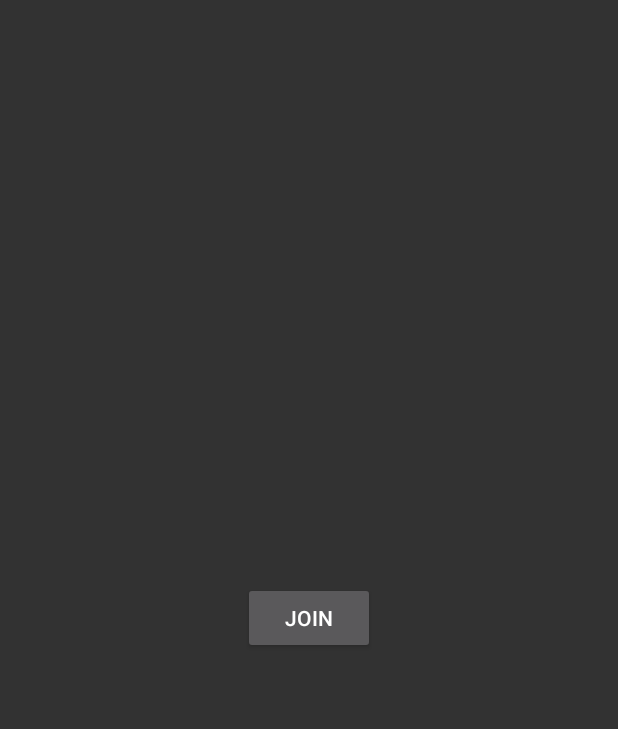
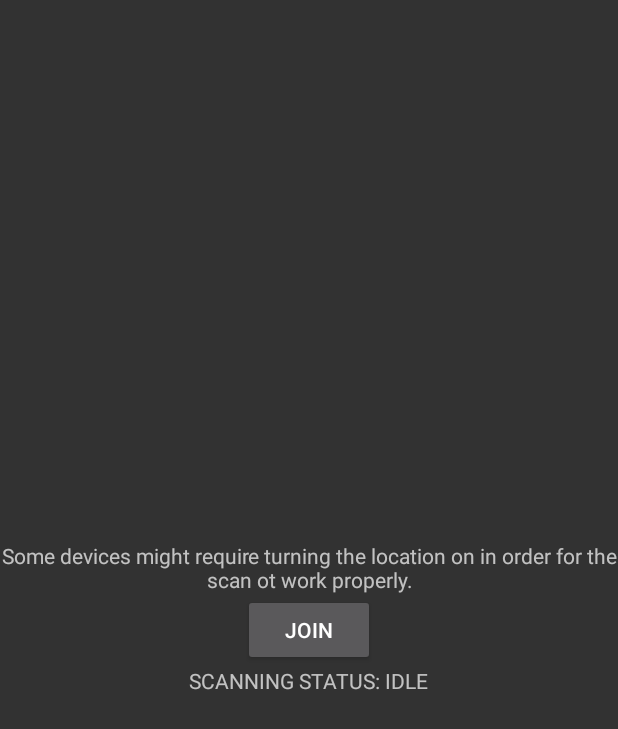
Before and after one commit to Warpand/Mobilne-Tetris, an Android app: the DuelJoinActivity screen opened directly, with no data from a screen before it, on a phone screen of 412 x 824 dp. Shown: the top 729 px of the screen. Run offline under Robolectric (Android 15) with nearby library versions, the phone set to English and light mode, and no system bars.

Commit message:
Bluetooth - list devices

```diff
--- a/app/src/main/java/com/example/tetris/android/AbstractBluetoothActivity.java
+++ b/app/src/main/java/com/example/tetris/android/AbstractBluetoothActivity.java
@@ -40,6 +40,8 @@ public abstract class AbstractBluetoothActivity extends AppCompatActivity {
         bluetoothAdapter = getSystemService(BluetoothManager.class).getAdapter();
     }
 
+
+
     protected void checkPermissions() {
         if (Build.VERSION.SDK_INT >= Build.VERSION_CODES.S) {
             if (ActivityCompat.checkSelfPermission(this, Manifest.permission.BLUETOOTH_SCAN) != PackageManager.PERMISSION_GRANTED)
@@ -70,7 +72,6 @@ public abstract class AbstractBluetoothActivity extends AppCompatActivity {
     protected void turnEverythingOn() {
         checkPermissions();
         turnBluetoothOn();
-        // TO DO turn localisation on
     }
 
     protected void toastForError(BluetoothError error) {
--- a/app/src/main/java/com/example/tetris/android/DuelHostActivity.java
+++ b/app/src/main/java/com/example/tetris/android/DuelHostActivity.java
@@ -17,10 +17,8 @@ public class DuelHostActivity extends AbstractBluetoothActivity {
         binding.hostButton.setOnClickListener(
                 view -> {
                     turnEverythingOn();
-                    if(!bluetoothAdapter.isEnabled())
-                        return;
                     Intent discoverableIntent = new Intent(BluetoothAdapter.ACTION_REQUEST_DISCOVERABLE);
-                    discoverableIntent.putExtra(BluetoothAdapter.EXTRA_DISCOVERABLE_DURATION, 300);
+                    discoverableIntent.putExtra(BluetoothAdapter.EXTRA_DISCOVERABLE_DURATION, 120);
                     try {
                         startActivity(discoverableIntent);
                     }
@@ -36,6 +34,6 @@ public class DuelHostActivity extends AbstractBluetoothActivity {
     @Override
     protected void onActivityResult(int requestCode, int resultCode, Intent data) {
         super.onActivityResult(requestCode, resultCode, data);
-
+        // maybe some toast?
     }
 }
--- a/app/src/main/java/com/example/tetris/android/DuelJoinActivity.java
+++ b/app/src/main/java/com/example/tetris/android/DuelJoinActivity.java
@@ -6,7 +6,10 @@ import android.content.IntentFilter;
 import android.os.Bundle;
 import android.util.Log;
 
+import androidx.recyclerview.widget.LinearLayoutManager;
+
 import com.example.tetris.bluetooth.BluetoothDiscoveryReceiver;
+import com.example.tetris.bluetooth.DevicesView;
 import com.example.tetris.databinding.DuelJoinActivityBinding;
 
 public class DuelJoinActivity extends AbstractBluetoothActivity {
@@ -15,20 +18,21 @@ public class DuelJoinActivity extends AbstractBluetoothActivity {
     @Override
     protected void onCreate(Bundle savedInstanceState) {
         super.onCreate(savedInstanceState);
-        receiver = new BluetoothDiscoveryReceiver();
+        DuelJoinActivityBinding binding = DuelJoinActivityBinding.inflate(getLayoutInflater());
+        DevicesView devicesView = new DevicesView();
+        receiver = new BluetoothDiscoveryReceiver(bluetoothAdapter, devicesView, binding.scanStateTextView);
         IntentFilter filter = new IntentFilter();
         filter.addAction(BluetoothDevice.ACTION_FOUND);
         filter.addAction(BluetoothAdapter.ACTION_DISCOVERY_STARTED);
         filter.addAction(BluetoothAdapter.ACTION_DISCOVERY_FINISHED);
         registerReceiver(receiver, filter);
 
-        DuelJoinActivityBinding binding = DuelJoinActivityBinding.inflate(getLayoutInflater());
+        binding.bluetoothDevicesRecyclerView.setAdapter(devicesView);
+        binding.bluetoothDevicesRecyclerView.setLayoutManager(new LinearLayoutManager(this));
 
         binding.joinButton.setOnClickListener(
                 view -> {
                     turnEverythingOn();
-                    if(!bluetoothAdapter.isEnabled())
-                        return;
                     try {
                         bluetoothAdapter.startDiscovery();
                     }
@@ -37,7 +41,6 @@ public class DuelJoinActivity extends AbstractBluetoothActivity {
                     }
                 }
         );
-
         setContentView(binding.getRoot());
     }
 
@@ -45,5 +48,11 @@ public class DuelJoinActivity extends AbstractBluetoothActivity {
     protected void onDestroy() {
         super.onDestroy();
         unregisterReceiver(receiver);
+        try {
+            bluetoothAdapter.cancelDiscovery();
+        }
+        catch(SecurityException e) {
+            Log.e("BLUETOOTH", "SECURITY PERMISSIONS WERE DENIED", e);
+        }
     }
 }
--- a/app/src/main/java/com/example/tetris/bluetooth/BluetoothDiscoveryReceiver.java
+++ b/app/src/main/java/com/example/tetris/bluetooth/BluetoothDiscoveryReceiver.java
@@ -5,27 +5,49 @@ import android.bluetooth.BluetoothDevice;
 import android.content.BroadcastReceiver;
 import android.content.Context;
 import android.content.Intent;
-import android.widget.Toast;
+import android.util.Log;
+import android.widget.TextView;
+
+import com.example.tetris.R;
+
+import java.util.Set;
 
 public class BluetoothDiscoveryReceiver extends BroadcastReceiver {
+    private final BluetoothAdapter bluetoothAdapter;
+    private final DevicesView devicesView;
+    private final TextView statusTextView;
+
+    public BluetoothDiscoveryReceiver(BluetoothAdapter bluetoothAdapter,
+                                      DevicesView devicesView,
+                                      TextView statusTextView) {
+        this.bluetoothAdapter = bluetoothAdapter;
+        this.devicesView = devicesView;
+        this.statusTextView = statusTextView;
+    }
+
     @Override
-    public void onReceive(Context context, Intent intent) {
+    public void onReceive(Context context, Intent intent) throws SecurityException {
         String action = intent.getAction();
         if (BluetoothAdapter.ACTION_DISCOVERY_STARTED.equals(action)) {
-            Toast toast = Toast.makeText(context, "START", Toast.LENGTH_SHORT);
-            toast.show();
+            devicesView.clear();
+            Set<BluetoothDevice> pairedDevices = bluetoothAdapter.getBondedDevices();
+            if(pairedDevices.size() > 0)
+                devicesView.addMultipleDevices(pairedDevices);
+            /*Toast toast = Toast.makeText(context, "SCANNING STARTED", Toast.LENGTH_SHORT);
+            toast.show();*/
+            statusTextView.setText(R.string.scanning);
+
         } else if (BluetoothAdapter.ACTION_DISCOVERY_FINISHED.equals(action)) {
-            Toast toast = Toast.makeText(context, "STOP", Toast.LENGTH_SHORT);
-            toast.show();
+            /*Toast toast = Toast.makeText(context, "SCANNING FINISHED", Toast.LENGTH_SHORT);
+            toast.show();*/
+            statusTextView.setText(R.string.idle);
         } else if (BluetoothDevice.ACTION_FOUND.equals(action)) {
-            //bluetooth device found
             BluetoothDevice device = intent.getParcelableExtra(BluetoothDevice.EXTRA_DEVICE);
-            Toast toast = Toast.makeText(context, "FOUND!", Toast.LENGTH_SHORT);
-            toast.show();
+            devicesView.addNewDevice(device);
         }
         else {
-            Toast toast = Toast.makeText(context, "WHAT!!?", Toast.LENGTH_SHORT);
-            toast.show();
+            Log.d("BluetoothDiscoveryReceiver",
+                    "Received an intent that should never be received");
         }
     }
 }
--- a/app/src/main/java/com/example/tetris/core/Settings.java
+++ b/app/src/main/java/com/example/tetris/core/Settings.java
@@ -13,7 +13,7 @@ public class Settings {
     protected static final String filename = "settings";
 
     public interface tiltDetectorType {
-        // this things should be one byte long;
+        // these things should be one byte long;
         int ROTATION_RELATIVE = 0;
         int ROTATION_ABSOLUTE = 1;
     }
--- a/app/src/main/res/layout/duel_join_activity.xml
+++ b/app/src/main/res/layout/duel_join_activity.xml
@@ -1,15 +1,37 @@
 <?xml version="1.0" encoding="utf-8"?>
 <androidx.appcompat.widget.LinearLayoutCompat xmlns:android="http://schemas.android.com/apk/res/android"
+    xmlns:app="http://schemas.android.com/apk/res-auto"
     android:layout_width="match_parent"
     android:layout_height="match_parent"
     android:orientation="vertical"
     android:gravity="center"
     android:background="@color/background_grey">
 
+    <TextView
+        android:id="@+id/scan_info_text_view"
+        android:layout_width="wrap_content"
+        android:layout_height="wrap_content"
+        android:text="@string/scan_info"
+        android:gravity="center"
+        app:layout_constraintTop_toTopOf="parent" />
+
     <Button
         android:id="@+id/join_button"
         android:layout_width="wrap_content"
         android:layout_height="wrap_content"
-        android:text="@string/join" />
+        android:text="@string/join"
+        app:layout_constraintEnd_toEndOf="parent" />
+
+    <TextView
+        android:id="@+id/scan_state_text_view"
+        android:layout_width="wrap_content"
+        android:layout_height="wrap_content"
+        android:gravity="center"
+        android:text="@string/idle" />
+
+    <androidx.recyclerview.widget.RecyclerView
+        android:id="@+id/bluetooth_devices_recycler_view"
+        android:layout_width="match_parent"
+        android:layout_height="wrap_content" />
 
 </androidx.appcompat.widget.LinearLayoutCompat>
--- a/app/src/main/res/values/strings.xml
+++ b/app/src/main/res/values/strings.xml
@@ -24,4 +24,10 @@
     <string name="high_scores">High Scores:</string>
     <string name="host">Host</string>
     <string name="join">Join</string>
+    <string name="name">Name:</string>
+    <string name="mac">Mac:</string>
+    <string name="unknown">Unknown</string>
+    <string name="scan_info">Some devices might require turning the location on in order for the scan ot work properly.</string>
+    <string name="idle">SCANNING STATUS: IDLE</string>
+    <string name="scanning">SCANNING STATUS: IN PROGRESS</string>
 </resources>
```
Also changed, not shown: app/src/main/java/com/example/tetris/bluetooth/DevicesView.java (added, +92 -0 lines), app/src/main/res/layout/device_rep.xml (added, +52 -0 lines).
